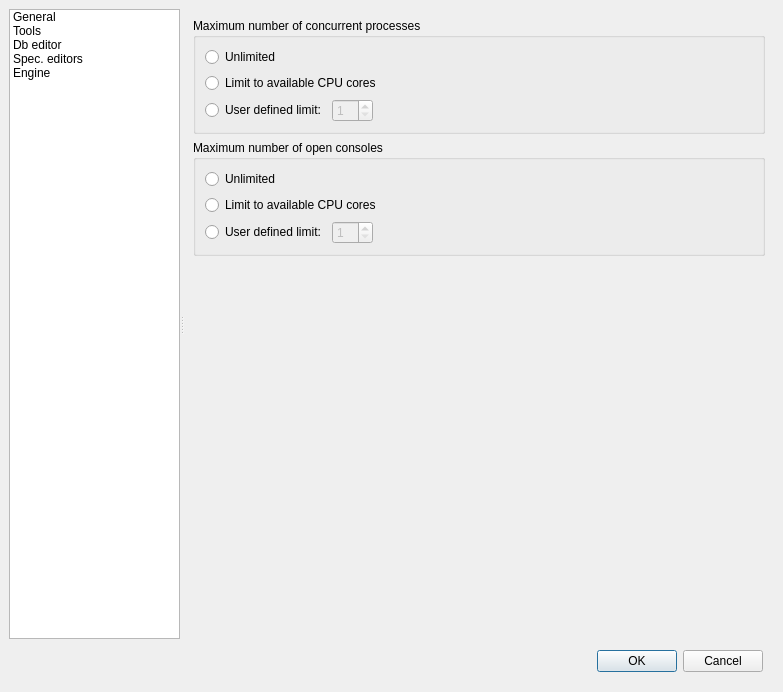
The window that spinetoolbox/ui/settings.ui (spine-tools/Spine-Toolbox) describes before a commit, drawn with Qt 5.
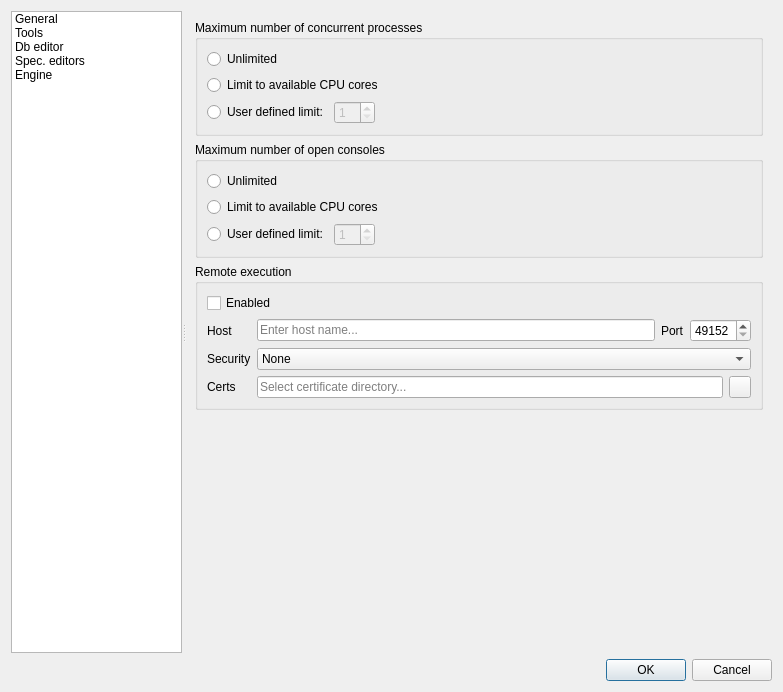
The same window after the commit. The open tabs and pages were chosen to show the change. Icons and pictures are not drawn. Custom widgets are drawn as their Qt base class.

```diff
--- a/spinetoolbox/ui/settings.ui
+++ b/spinetoolbox/ui/settings.ui
@@ -59,35 +59,11 @@
    <bool>false</bool>
   </property>
   <layout class="QVBoxLayout" name="verticalLayout_7">
-   <property name="spacing">
-    <number>0</number>
-   </property>
-   <property name="leftMargin">
-    <number>9</number>
-   </property>
-   <property name="topMargin">
-    <number>9</number>
-   </property>
-   <property name="rightMargin">
-    <number>9</number>
-   </property>
-   <property name="bottomMargin">
-    <number>9</number>
-   </property>
    <item>
     <widget class="QSplitter" name="splitter">
-     <property name="sizePolicy">
-      <sizepolicy hsizetype="Expanding" vsizetype="Preferred">
-       <horstretch>0</horstretch>
-       <verstretch>0</verstretch>
-      </sizepolicy>
-     </property>
      <property name="orientation">
       <enum>Qt::Horizontal</enum>
      </property>
-     <property name="childrenCollapsible">
-      <bool>false</bool>
-     </property>
      <widget class="QListWidget" name="listWidget">
       <property name="sizePolicy">
        <sizepolicy hsizetype="Preferred" vsizetype="Preferred">
@@ -432,7 +408,7 @@
               </widget>
              </item>
              <item row="0" column="1">
-              <widget class="QFrame" name="frame">
+              <widget class="QFrame" name="frame_2">
                <property name="frameShape">
                 <enum>QFrame::StyledPanel</enum>
                </property>
@@ -520,7 +496,7 @@
               </widget>
              </item>
              <item row="1" column="1">
-              <widget class="QFrame" name="frame">
+              <widget class="QFrame" name="frame_1">
                <property name="frameShape">
                 <enum>QFrame::StyledPanel</enum>
                </property>
@@ -1216,7 +1192,7 @@
        </layout>
       </widget>
       <widget class="QWidget" name="Engine">
-       <layout class="QVBoxLayout" name="verticalLayout_10">
+       <layout class="QVBoxLayout" name="verticalLayout_19">
         <item>
          <widget class="QGroupBox" name="process_limits_group_box">
           <property name="title">
@@ -1355,6 +1331,159 @@
           </layout>
          </widget>
         </item>
+        <item>
+         <widget class="QGroupBox" name="groupBox_4">
+          <property name="title">
+           <string>Remote execution</string>
+          </property>
+          <layout class="QVBoxLayout" name="verticalLayout_18">
+           <item>
+            <widget class="QCheckBox" name="checkBox_enable_remote_exec">
+             <property name="text">
+              <string>Enabled</string>
+             </property>
+            </widget>
+           </item>
+           <item>
+            <layout class="QGridLayout" name="gridLayout_3">
+             <item row="3" column="0">
+              <widget class="QLabel" name="label_12">
+               <property name="text">
+                <string>Security</string>
+               </property>
+              </widget>
+             </item>
+             <item row="4" column="2">
+              <layout class="QHBoxLayout" name="horizontalLayout_18">
+               <item>
+                <widget class="QLineEdit" name="lineEdit_secfolder">
+                 <property name="cursor">
+                  <cursorShape>ArrowCursor</cursorShape>
+                 </property>
+                 <property name="toolTip">
+                  <string>&lt;html&gt;&lt;head/&gt;&lt;body&gt;&lt;p&gt;Required for Stonehouse security. Given path should contain '/certificates', '/public_keys', and '/private_keys' directories. &lt;/p&gt;&lt;/body&gt;&lt;/html&gt;</string>
+                 </property>
+                 <property name="text">
+                  <string/>
+                 </property>
+                 <property name="readOnly">
+                  <bool>false</bool>
+                 </property>
+                 <property name="placeholderText">
+                  <string>Select certificate directory...</string>
+                 </property>
+                 <property name="clearButtonEnabled">
+                  <bool>true</bool>
+                 </property>
+                </widget>
+               </item>
+               <item>
+                <widget class="QToolButton" name="toolButton_pick_secfolder">
+                 <property name="minimumSize">
+                  <size>
+                   <width>22</width>
+                   <height>22</height>
+                  </size>
+                 </property>
+                 <property name="maximumSize">
+                  <size>
+                   <width>22</width>
+                   <height>22</height>
+                  </size>
+                 </property>
+                 <property name="icon">
+                  <iconset resource="resources/resources_icons.qrc">
+                   <normaloff>:/icons/menu_icons/folder-open-solid.svg</normaloff>:/icons/menu_icons/folder-open-solid.svg</iconset>
+                 </property>
+                </widget>
+               </item>
+              </layout>
+             </item>
+             <item row="4" column="0">
+              <widget class="QLabel" name="label_13">
+               <property name="text">
+                <string>Certs</string>
+               </property>
+              </widget>
+             </item>
+             <item row="0" column="2">
+              <layout class="QHBoxLayout" name="horizontalLayout_19">
+               <item>
+                <widget class="QLineEdit" name="lineEdit_host">
+                 <property name="toolTip">
+                  <string>&lt;html&gt;&lt;head/&gt;&lt;body&gt;&lt;p&gt;Host name&lt;/p&gt;&lt;/body&gt;&lt;/html&gt;</string>
+                 </property>
+                 <property name="placeholderText">
+                  <string>Enter host name...</string>
+                 </property>
+                 <property name="clearButtonEnabled">
+                  <bool>true</bool>
+                 </property>
+                </widget>
+               </item>
+               <item>
+                <widget class="QLabel" name="label_14">
+                 <property name="text">
+                  <string>Port</string>
+                 </property>
+                </widget>
+               </item>
+               <item>
+                <widget class="QSpinBox" name="spinBox_port">
+                 <property name="toolTip">
+                  <string>&lt;html&gt;&lt;head/&gt;&lt;body&gt;&lt;p&gt;Limited to dynamic/private ports (49152-&amp;gt;65535)&lt;/p&gt;&lt;/body&gt;&lt;/html&gt;</string>
+                 </property>
+                 <property name="frame">
+                  <bool>true</bool>
+                 </property>
+                 <property name="buttonSymbols">
+                  <enum>QAbstractSpinBox::UpDownArrows</enum>
+                 </property>
+                 <property name="accelerated">
+                  <bool>true</bool>
+                 </property>
+                 <property name="showGroupSeparator" stdset="0">
+                  <bool>false</bool>
+                 </property>
+                 <property name="minimum">
+                  <number>49152</number>
+                 </property>
+                 <property name="maximum">
+                  <number>65535</number>
+                 </property>
+                </widget>
+               </item>
+              </layout>
+             </item>
+             <item row="0" column="0">
+              <widget class="QLabel" name="label_15">
+               <property name="text">
+                <string>Host</string>
+               </property>
+              </widget>
+             </item>
+             <item row="3" column="2">
+              <widget class="QComboBox" name="comboBox_security">
+               <property name="toolTip">
+                <string>&lt;html&gt;&lt;head/&gt;&lt;body&gt;&lt;p&gt;ZMQ security model&lt;/p&gt;&lt;/body&gt;&lt;/html&gt;</string>
+               </property>
+               <item>
+                <property name="text">
+                 <string>None</string>
+                </property>
+               </item>
+               <item>
+                <property name="text">
+                 <string>Stonehouse</string>
+                </property>
+               </item>
+              </widget>
+             </item>
+            </layout>
+           </item>
+          </layout>
+         </widget>
+        </item>
         <item>
          <spacer name="verticalSpacer_4">
           <property name="orientation">
@@ -1363,7 +1492,7 @@
           <property name="sizeHint" stdset="0">
            <size>
             <width>20</width>
-            <height>337</height>
+            <height>40</height>
            </size>
           </property>
          </spacer>
@@ -1374,36 +1503,17 @@
     </widget>
    </item>
    <item>
-    <layout class="QHBoxLayout" name="horizontalLayout">
-     <property name="spacing">
-      <number>6</number>
+    <widget class="QDialogButtonBox" name="buttonBox">
+     <property name="orientation">
+      <enum>Qt::Horizontal</enum>
      </property>
-     <property name="leftMargin">
-      <number>11</number>
+     <property name="standardButtons">
+      <set>QDialogButtonBox::Cancel|QDialogButtonBox::Ok</set>
      </property>
-     <property name="topMargin">
-      <number>11</number>
+     <property name="centerButtons">
+      <bool>false</bool>
      </property>
-     <property name="rightMargin">
-      <number>11</number>
-     </property>
-     <property name="bottomMargin">
-      <number>11</number>
-     </property>
-     <item>
-      <widget class="QDialogButtonBox" name="buttonBox">
-       <property name="orientation">
-        <enum>Qt::Horizontal</enum>
-       </property>
-       <property name="standardButtons">
-        <set>QDialogButtonBox::Cancel|QDialogButtonBox::Ok</set>
-       </property>
-       <property name="centerButtons">
-        <bool>false</bool>
-       </property>
-      </widget>
-     </item>
-    </layout>
+    </widget>
    </item>
   </layout>
  </widget>
```
Left out of the diff: 29 changed lines with no effect on the pictures.
